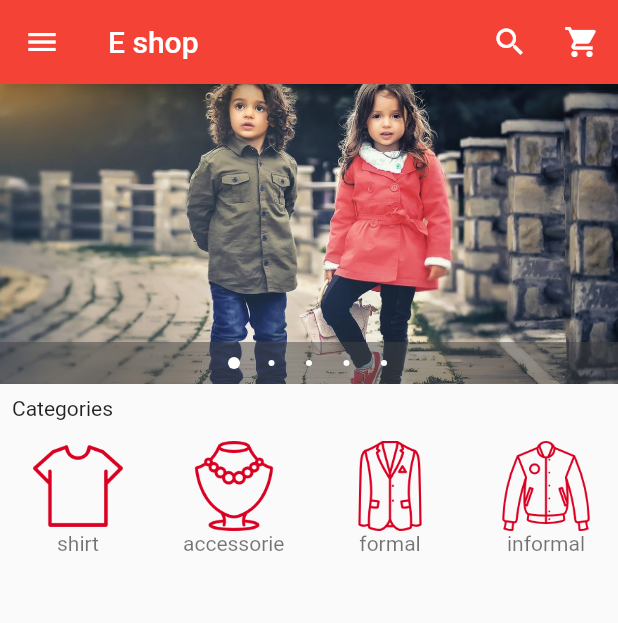
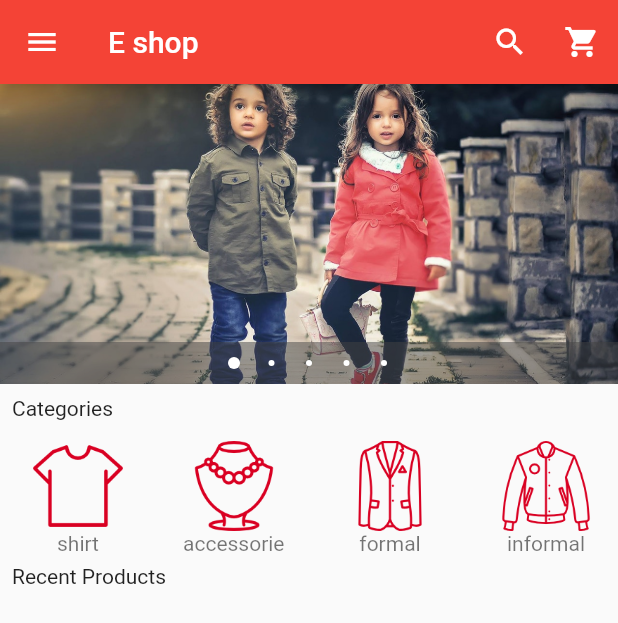
Before and after one commit to HirushaR/eshop-, a Flutter app: the screen it shows after launch, on a phone screen of 412 x 824 dp. Shown: the top 623 px of the screen. Run offline on Flutter 3.47's test engine with Material 2 defaults, Android fonts, the light colour scheme and no system bars; drawn by our look-alikes of carousel_pro.

Commit message:
recent product create

```diff
--- a/lib/main.dart
+++ b/lib/main.dart
@@ -5,6 +5,7 @@ import 'package:flutter/widgets.dart';
 
 // my owa imports
 import 'package:eshop/componets/horizontalListView.dart';
+import 'package:eshop/componets/Products.dart';
 
 void main(){
   runApp(
@@ -128,6 +129,16 @@ class _HomePageState extends State<HomePage> {
           ),
           //horizontal list view
           HorizontalList(),
+          new Padding(padding: const EdgeInsets.all(8.0),
+            child: new Text('Recent Products'),
+          ),
+
+          //grid view
+          Container(
+            height: 320.0,
+
+          )
+
         ],
       ),
     );
```
Also changed, not shown: lib/componets/Products.dart (added, +45 -0 lines), pubspec.yaml (+9 -0 lines).
